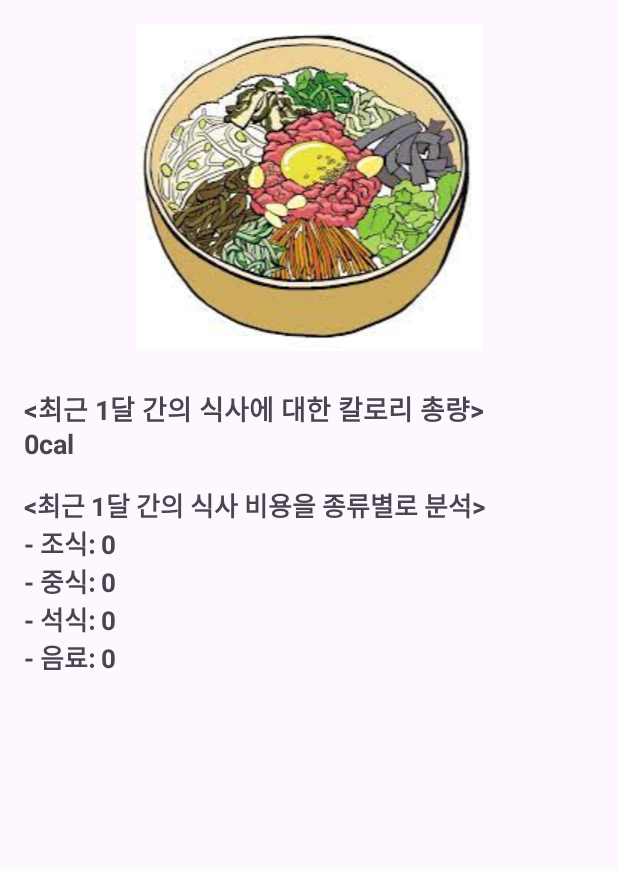
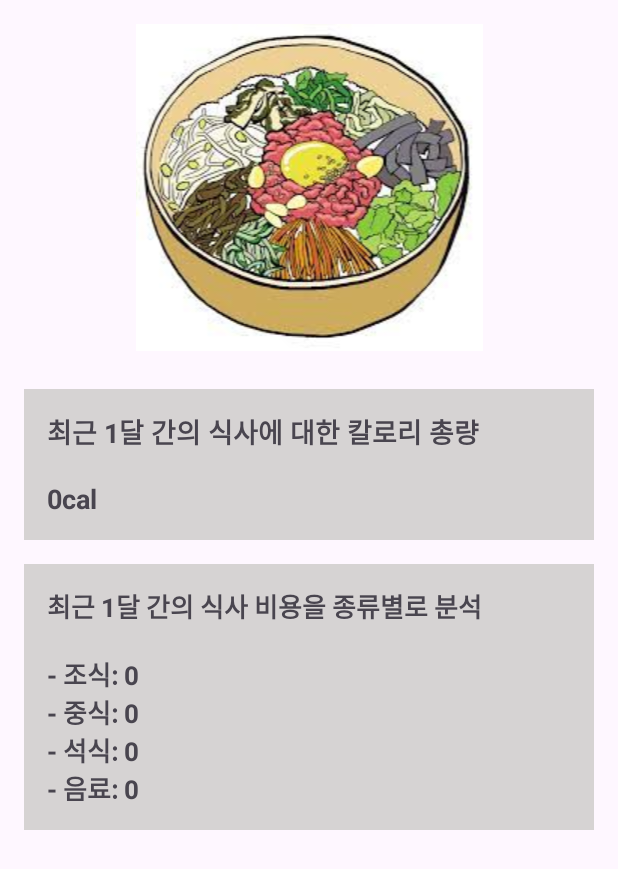
Before and after one commit to Lee-Seonghyun316/FinalApp, an Android app: the fragment MealAnalysisFragment shown on its own in the app's theme, on a phone screen of 412 x 824 dp. Shown: the top 869 px of the screen. Run offline under Robolectric (Android 15) with nearby library versions, the phone set to English and light mode, and no system bars.

Commit message:
ui 수정2

```diff
--- a/app/src/main/java/com/example/finalapp/MealAnalysisFragment.java
+++ b/app/src/main/java/com/example/finalapp/MealAnalysisFragment.java
@@ -45,11 +45,11 @@ public class MealAnalysisFragment extends Fragment {
 
         // Calculate total calories
         int totalCalories = calculateTotalCalories(mealsLastMonth);
-        totalCaloriesTextView.setText("<최근 1달 간의 식사에 대한 칼로리 총량>" + "\n" + totalCalories + "cal");
+        totalCaloriesTextView.setText("최근 1달 간의 식사에 대한 칼로리 총량" + "\n\n" + totalCalories + "cal");
 
         // Analyze cost by type
         String costAnalysis = analyzeCostByType(mealsLastMonth);
-        costAnalysisTextView.setText("<최근 1달 간의 식사 비용을 종류별로 분석>" + costAnalysis);
+        costAnalysisTextView.setText("최근 1달 간의 식사 비용을 종류별로 분석\n" + costAnalysis);
     }
 
     private int calculateTotalCalories(ArrayList<Meal> meals) {
--- a/app/src/main/res/layout/fragment_meal_analysis.xml
+++ b/app/src/main/res/layout/fragment_meal_analysis.xml
@@ -20,14 +20,20 @@
         android:layout_width="match_parent"
         android:layout_height="wrap_content"
         android:layout_marginBottom="16dp"
+        android:background="#D6D3D3"
         android:textSize="18sp"
-        android:textStyle="bold" />
+        android:textStyle="bold"
+        android:padding="15dp"
+        />
 
     <TextView
         android:id="@+id/costAnalysisTextView"
         android:layout_width="match_parent"
         android:layout_height="wrap_content"
         android:layout_marginBottom="16dp"
+        android:background="#D6D3D3"
         android:textSize="17sp"
-        android:textStyle="bold" />
+        android:textStyle="bold"
+        android:padding="15dp"
+        />
 </LinearLayout>
```
